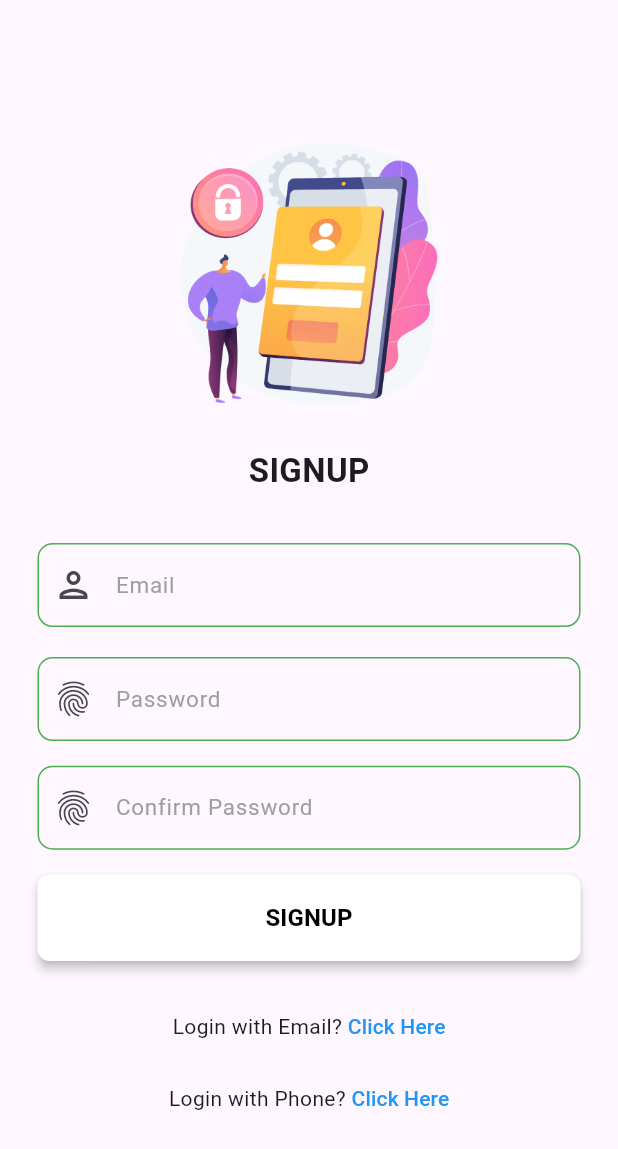
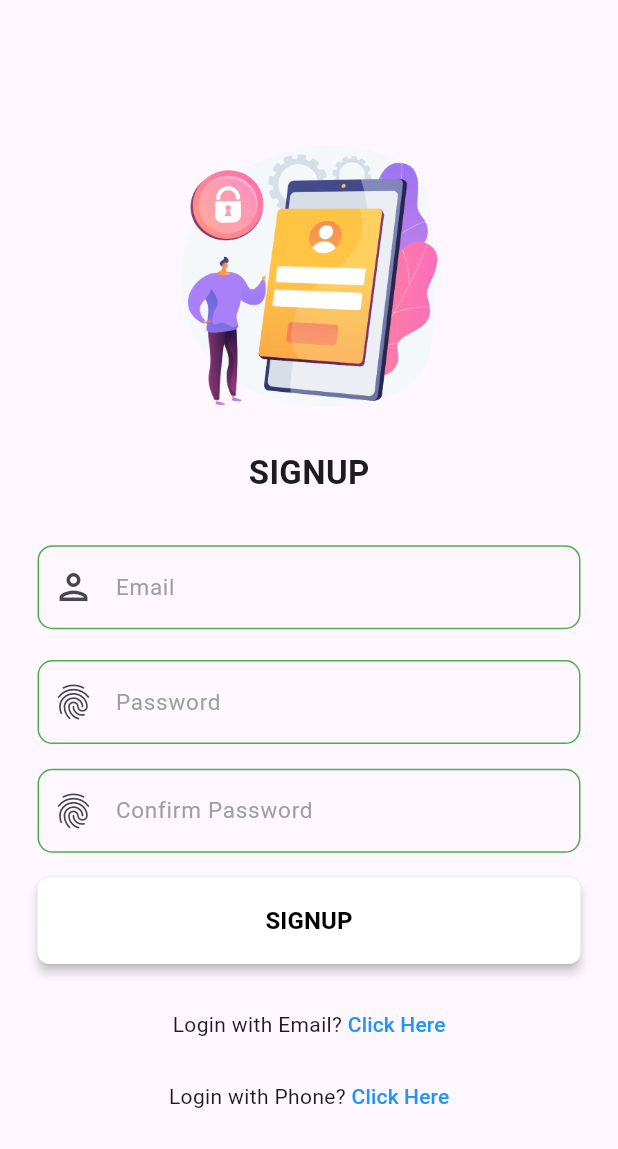
Before and after one commit to sanishaukhale/book-a-ride, a Flutter app: the Signup screen opened directly, on a phone screen of 412 x 824 dp. Shown: the top 1149 px of the screen. Run offline on Flutter 3.47's test engine with Material 3 defaults, Android fonts, the phone set to English and light mode, and no system bars; our stand-ins replace cloud_firestore, firebase_auth, firebase_core, get, google_sign_in, pinput and 1 more; missing offline and left inert: tbib_splash_screen, twilio_flutter; accounts and stored records are empty.

Commit message:
- UI changes - code refactoring

```diff
--- a/lib/login_with_phone/login_with_phone.dart
+++ b/lib/login_with_phone/login_with_phone.dart
@@ -28,7 +28,10 @@
   Widget build(BuildContext context) {
     return Scaffold(
       body: Container(
-        margin: const EdgeInsets.only(left: 25, right: 25),
+        margin: const EdgeInsets.only(
+          left: 25,
+          right: 25,
+        ),
         alignment: Alignment.center,
         child: SingleChildScrollView(
           child: Column(
--- a/lib/login_with_phone/verify.dart
+++ b/lib/login_with_phone/verify.dart
@@ -55,11 +55,11 @@
                   fontWeight: FontWeight.bold,
                 ),
               ),
-              const SizedBox(
-                height: 10,
+              SizedBox(
+                height: MediaQuery.of(context).size.height * 0.01,
               ),
               const Text(
-                "We need to register your phone without getting started!",
+                "Please enter OTP received",
                 style: TextStyle(
                   fontSize: 16,
                 ),
--- a/lib/signup/signup.dart
+++ b/lib/signup/signup.dart
@@ -97,8 +97,8 @@
                   ),
                 ),
               ),
-              const SizedBox(
-                height: 20,
+              SizedBox(
+                height: MediaQuery.of(context).size.height * 0.025,
               ),
               SizedBox(
                 width: MediaQuery.of(context).size.width * 0.88,
@@ -257,8 +257,8 @@
                   ),
                 ),
               ),
-              const SizedBox(
-                height: 20,
+              SizedBox(
+                height: MediaQuery.of(context).size.height * 0.02,
               ),
               Row(
                 mainAxisAlignment: MainAxisAlignment.center,
```
Also changed, not shown: lib/authentication/auth.dart (+11 -1 lines), lib/vehicle_details/details.dart (+16 -9 lines).
